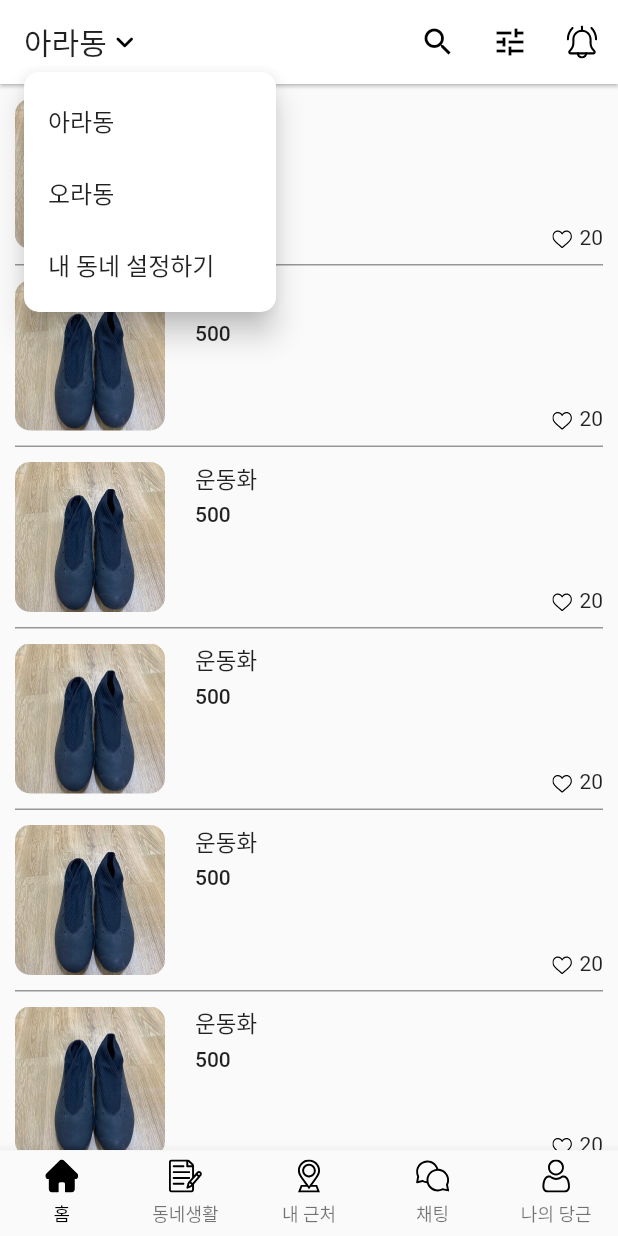
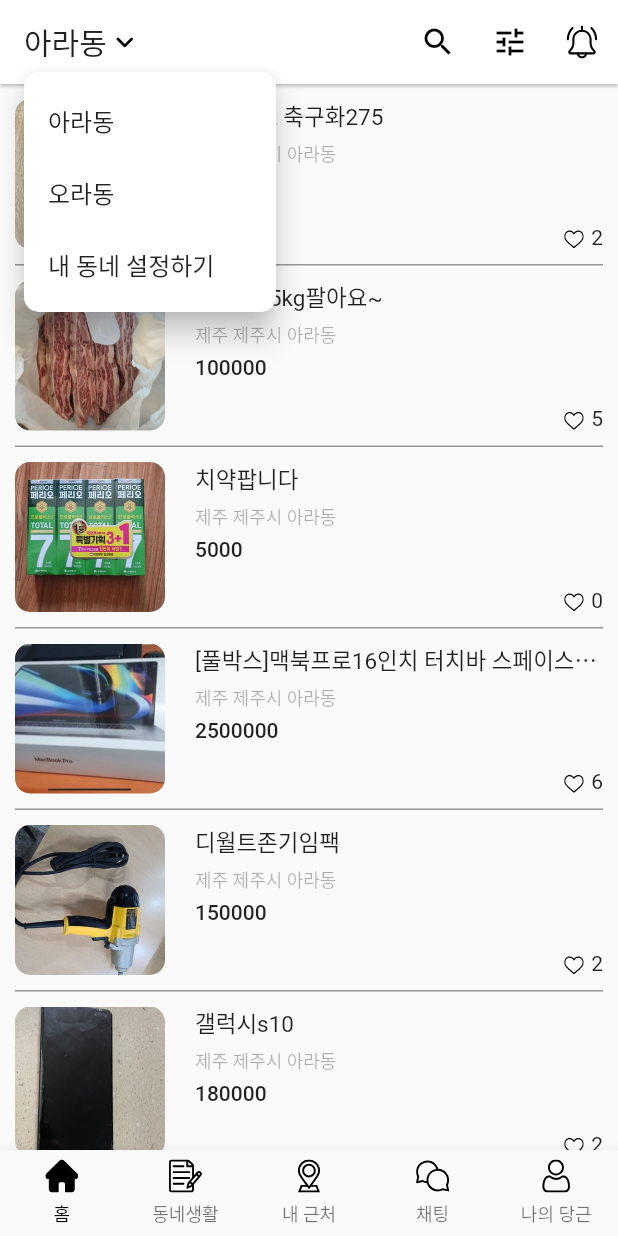
Before and after one commit to realryankim/flutter-karrot-market-clone, a Flutter app: the screen it shows after launch, after a tap on "아라동", on a phone screen of 412 x 824 dp. Run offline on Flutter 3.47's test engine with Material 2 defaults, Android fonts, the phone set to English and light mode, and no system bars; our stand-ins replace flutter_svg, get.

Commit message:
add data load depends on location

```diff
--- a/lib/controller/home_controller.dart
+++ b/lib/controller/home_controller.dart
@@ -9,14 +9,20 @@ class HomeController extends GetxController {
     'ora': '오라동',
     'setting_neighborhood': '내 동네 설정하기',
   };
+  late ContentsRepository contentsRepository;
 
   @override
   void onInit() {
     changeLocation('ara');
+    contentsRepository = ContentsRepository();
     super.onInit();
   }
 
   void changeLocation(String location) {
     currentLocation!(location);
   }
+
+  Future<List<Map<String, dynamic>>> loadContents() {
+    return contentsRepository.loadContentsFromLocation(currentLocation!.value);
+  }
 }
--- a/lib/pages/home.dart
+++ b/lib/pages/home.dart
@@ -8,7 +8,8 @@ class Home extends StatelessWidget {
 
   final HomeController controller = Get.put(HomeController());
 
-  Widget _bodyWidget() {
+  Widget _makeDataList(List<Map<String, dynamic>> datas) {
+    print(datas);
     return ListView.separated(
         padding: EdgeInsets.symmetric(horizontal: 10.0),
         itemBuilder: (BuildContext _context, int index) {
@@ -21,7 +22,7 @@ class Home extends StatelessWidget {
                     Radius.circular(10.0),
                   ),
                   child: Image.asset(
-                    'assets/images/ara-1.jpg',
+                    datas[index]['image'],
                     width: 100,
                     height: 100,
                   ),
@@ -34,13 +35,21 @@ class Home extends StatelessWidget {
                       crossAxisAlignment: CrossAxisAlignment.start,
                       children: [
                         Text(
-                          '운동화',
+                          datas[index]['title'],
                           overflow: TextOverflow.ellipsis,
                           style: TextStyle(fontSize: 15.0),
                         ),
                         SizedBox(height: 5.0),
                         Text(
-                          '500',
+                          datas[index]['location'],
+                          overflow: TextOverflow.ellipsis,
+                          style: TextStyle(
+                              fontSize: 12.0,
+                              color: Colors.black.withOpacity(0.3)),
+                        ),
+                        SizedBox(height: 5.0),
+                        Text(
+                          datas[index]['price'],
                           style: TextStyle(fontWeight: FontWeight.w500),
                         ),
                         Expanded(
@@ -55,7 +64,7 @@ class Home extends StatelessWidget {
                                   height: 13,
                                 ),
                                 SizedBox(width: 5.0),
-                                Text('20'),
+                                Text(datas[index]['likes']),
                               ],
                             ),
                           ),
@@ -71,7 +80,27 @@ class Home extends StatelessWidget {
         separatorBuilder: (BuildContext _context, int index) {
           return Container(height: 1, color: Colors.black.withOpacity(0.4));
         },
-        itemCount: 10);
+        itemCount: datas.length);
+  }
+
+  Widget _bodyWidget() {
+    return FutureBuilder(
+        future: controller.loadContents(),
+        builder: (context, snapshot) {
+          if (snapshot.connectionState != ConnectionState.done) {
+            return Center(child: CircularProgressIndicator());
+          }
+          if (snapshot.hasError) {
+            return Center(child: Text('데이터 오류'));
+          }
+          if (snapshot.hasData) {
+            // AsyncSnapshot<Object?>을 List<Map<String, dynamic>>로 형변환
+            return _makeDataList(snapshot.data as List<Map<String, dynamic>>);
+          }
+          return Center(
+            child: Text('해당 지역에 데이터가 없습니다.'),
+          );
+        });
   }
 
   @override
--- a/lib/repository/contents_repository.dart
+++ b/lib/repository/contents_repository.dart
@@ -5,16 +5,7 @@ class ContentsRepository {
         // cid: contents id
         "cid": "1",
         "image": "assets/images/ara-1.jpg",
-        "detailImage": [
-          "assets/images/ara-1.jpg",
-          "assets/images/ara-2.jpg",
-          "assets/images/ara-3.jpg",
-          "assets/images/ara-4.jpg",
-          "assets/images/ara-5.jpg"
-        ],
         "title": "네메시스 축구화275",
-        "type": "스포츠/레저",
-        "createdAt": "22시간 전",
         "location": "제주 제주시 아라동",
         "price": "30000",
         "likes": "2"
@@ -94,85 +85,94 @@ class ContentsRepository {
     ],
     "ora": [
       {
-        "cid": "1",
+        "cid": "11",
         "image": "assets/images/ora-1.jpg",
-        "title": "네메시스 축구화275",
-        "location": "제주 제주시 아라동",
-        "price": "30000",
-        "likes": "2"
+        "title": "LG 통돌이세탁기 15kg(내부",
+        "location": "제주 제주시 오라동",
+        "price": "150000",
+        "likes": "13"
       },
       {
-        "cid": "2",
+        "cid": "12",
         "image": "assets/images/ora-2.jpg",
-        "title": "LA갈비 5kg팔아요~",
-        "location": "제주 제주시 아라동",
-        "price": "100000",
+        "title": "3단책장 전면책장 가져가실분",
+        "location": "제주 제주시 오라동",
+        "price": "무료나눔",
+        "likes": "6"
+      },
+      {
+        "cid": "13",
+        "image": "assets/images/ora-3.jpg",
+        "title": "브리츠 컴퓨터용 스피커",
+        "location": "제주 제주시 오라동",
+        "price": "1000",
+        "likes": "4"
+      },
+      {
+        "cid": "14",
+        "image": "assets/images/ora-4.jpg",
+        "title": "안락 의자",
+        "location": "제주 제주시 오라동",
+        "price": "10000",
+        "likes": "1"
+      },
+      {
+        "cid": "15",
+        "image": "assets/images/ora-5.jpg",
+        "title": "어린이책 무료드림",
+        "location": "제주 제주시 오라동",
+        "price": "무료나눔",
+        "likes": "1"
+      },
+      {
+        "cid": "16",
+        "image": "assets/images/ora-6.jpg",
+        "title": "어린이책 무료드림",
+        "location": "제주 제주시 오라동",
+        "price": "무료나눔",
+        "likes": "0"
+      },
+      {
+        "cid": "17",
+        "image": "assets/images/ora-7.jpg",
+        "title": "칼세트 재제품 팝니다",
+        "location": "제주 제주시 오라동",
+        "price": "20000",
         "likes": "5"
       },
       {
-        "cid": "3",
-        "image": "assets/images/ora-3.jpg",
-        "title": "치약팝니다",
-        "location": "제주 제주시 아라동",
-        "price": "5000",
-        "likes": "0"
+        "cid": "18",
+        "image": "assets/images/ora-8.jpg",
+        "title": "아이팜장난감정리함팔아요",
+        "location": "제주 제주시 오라동",
+        "price": "30000",
+        "likes": "29"
       },
       {
-        "cid": "4",
-        "image": "assets/images/ora-4.jpg",
-        "title": "[풀박스]맥북프로16인치 터치바 스페이스그레이",
-        "location": "제주 제주시 아라동",
-        "price": "2500000",
-        "likes": "6"
+        "cid": "19",
+        "image": "assets/images/ora-9.jpg",
+        "title": "한색책상책장수납장세트 팝니다.",
+        "location": "제주 제주시 오라동",
+        "price": "1500000",
+        "likes": "1"
       },
       {
-        "cid": "5",
-        "image": "assets/images/ora-5.jpg",
-        "title": "디월트존기임팩",
-        "location": "제주 제주시 아라동",
-        "price": "150000",
-        "likes": "2"
+        "cid": "20",
+        "image": "assets/images/ora-10.jpg",
+        "title": "순성 데일리 오가닉 카시트",
+        "location": "제주 제주시 오라동",
+        "price": "60000",
+        "likes": "8"
       },
-      {
-        "cid": "6",
-        "image": "assets/images/ora-6.jpg",
-        "title": "갤럭시s10",
-        "location": "제주 제주시 아라동",
-        "price": "180000",
-        "likes": "2"
-      },
-      {
-        "cid": "7",
-        "image": "assets/images/ora-7.jpg",
-        "title": "선반",
-        "location": "제주 제주시 아라동",
-        "price": "15000",
-        "likes": "2"
-      },
-      {
-        "cid": "8",
-        "image": "assets/images/ora-8.jpg",
-        "title": "냉장 쇼케이스",
-        "location": "제주 제주시 아라동",
-        "price": "80000",
-        "likes": "3"
-      },
-      {
-        "cid": "9",
-        "image": "assets/images/ora-9.jpg",
-        "title": "대우 미니냉장고",
-        "location": "제주 제주시 아라동",
-        "price": "30000",
-        "likes": "3"
-      },
-      {
-        "cid": "10",
-        "image": "assets/images/ora-10.jpg",
-        "title": "멜킨스 풀업 턱걸이 판매합니다.",
-        "location": "제주 제주시 아라동",
-        "price": "50000",
-        "likes": "7"
-      },
-    ],
+    ]
   };
+
+  Future<List<Map<String, dynamic>>> loadContentsFromLocation(
+      String location) async {
+    // API 통신 대신, mock 데이터 사용
+    await Future.delayed(
+      Duration(milliseconds: 1000),
+    );
+    return data[location];
+  }
 }
```
